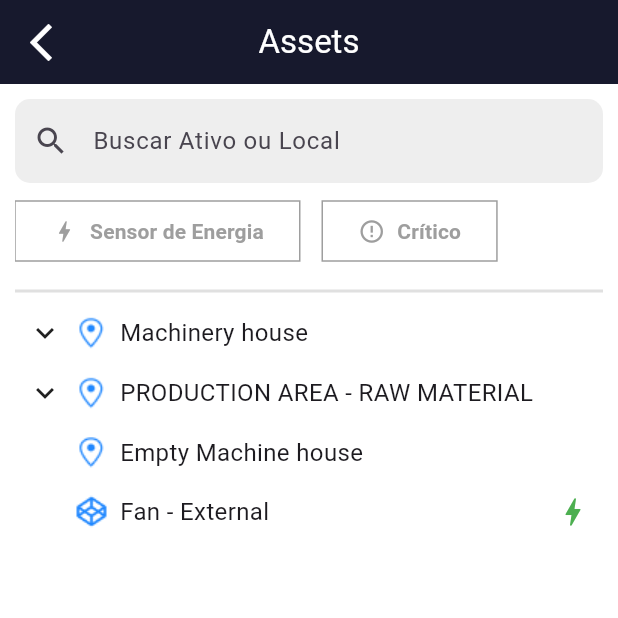
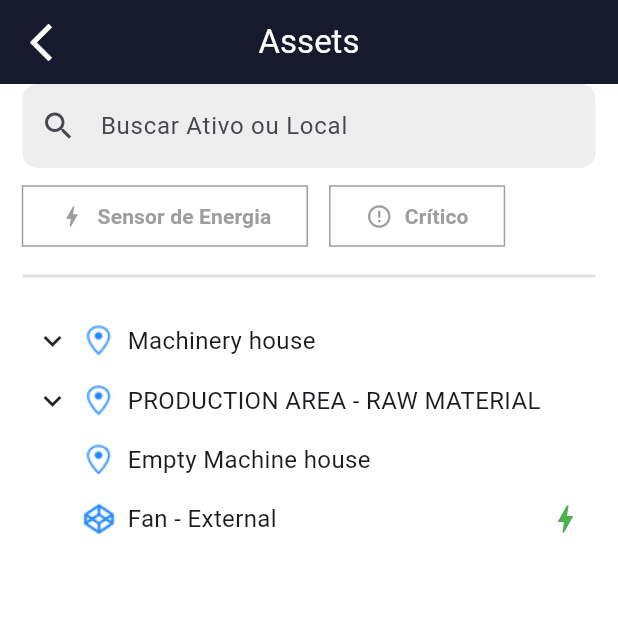
Before and after one commit to LeonardoMaito/tractian-treeview, a Flutter app: the screen it shows after launch, after a tap on "Jaguar Unit", on a phone screen of 412 x 824 dp, the top half of it. Run offline on Flutter 3.47's test engine with Material 3 defaults, Android fonts, the phone set to English and light mode, and no system bars; our stand-ins replace flutter_mobx, get_it, mobx; generated files the repository leaves out were written again.

Commit message:
fix: height of the list and wrongly placed padding for it

```diff
--- a/lib/features/asset_page/presentation/pages/asset_page.dart
+++ b/lib/features/asset_page/presentation/pages/asset_page.dart
@@ -46,11 +46,10 @@ class _AssetPageState extends State<AssetPage> {
   Widget build(BuildContext context) {
     return Scaffold(
       appBar: const CustomAppBar(),
-      body: Padding(
-        padding: const EdgeInsets.all(10.0),
-        child: SingleChildScrollView(
-          physics: const NeverScrollableScrollPhysics(),
+      body: SingleChildScrollView(
+        padding: const EdgeInsets.symmetric(horizontal: 15.0),
         child: Column(
+          mainAxisSize: MainAxisSize.max,
           children: [
             SearchField(
               onChanged: (text) {
@@ -87,17 +86,18 @@ class _AssetPageState extends State<AssetPage> {
               thickness: 2,
             ),
             SizedBox(
-                height: 700,
+              height: 600,
               child: Observer(
                 builder: (_) {
+
                   if (assetLocationStore.isLoading) {
                     return const Center(child: CircularProgressIndicator());
                   }
                     return ListView.builder(
+                      padding: const EdgeInsets.symmetric(vertical: 15.0),
                       itemCount: assetLocationStore.filteredEntities.length,
                       itemBuilder: (context, index) {
-                          final entity =
-                              assetLocationStore.filteredEntities[index];
+                        final entity = assetLocationStore.filteredEntities[index];
                         return _buildEntityItem(entity);
                       },
                     );
@@ -105,7 +105,6 @@ class _AssetPageState extends State<AssetPage> {
               ),
             ),
           ],
-          ),
         ),
       ),
     );
```
Lines whose indentation alone changed are shown as unchanged.
